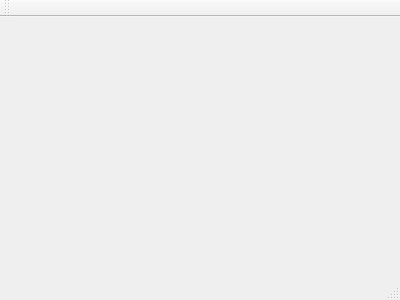
The window that testwindow.ui (eucpp/SoundSensor) describes before a commit, drawn with Qt 5.
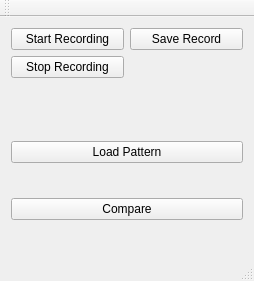
The same window after the commit.

```diff
--- a/testwindow.ui
+++ b/testwindow.ui
@@ -6,14 +6,100 @@
    <rect>
     <x>0</x>
     <y>0</y>
-    <width>400</width>
-    <height>300</height>
+    <width>254</width>
+    <height>281</height>
    </rect>
   </property>
   <property name="windowTitle">
    <string>TestWindow</string>
   </property>
-  <widget class="QWidget" name="centralWidget"/>
+  <widget class="QWidget" name="centralWidget">
+   <layout class="QGridLayout" name="gridLayout">
+    <item row="0" column="0">
+     <layout class="QHBoxLayout" name="horizontalLayout">
+      <item>
+       <layout class="QVBoxLayout" name="verticalLayout">
+        <item>
+         <widget class="QPushButton" name="startButton">
+          <property name="text">
+           <string>Start Recording</string>
+          </property>
+         </widget>
+        </item>
+        <item>
+         <widget class="QPushButton" name="stopButton">
+          <property name="text">
+           <string>Stop Recording</string>
+          </property>
+         </widget>
+        </item>
+        <item>
+         <widget class="QLabel" name="recordLabel">
+          <property name="text">
+           <string/>
+          </property>
+         </widget>
+        </item>
+       </layout>
+      </item>
+      <item>
+       <layout class="QVBoxLayout" name="verticalLayout_5">
+        <item>
+         <widget class="QPushButton" name="saveButton">
+          <property name="text">
+           <string>Save Record</string>
+          </property>
+         </widget>
+        </item>
+        <item>
+         <widget class="QLabel" name="saveLabel">
+          <property name="text">
+           <string/>
+          </property>
+         </widget>
+        </item>
+       </layout>
+      </item>
+     </layout>
+    </item>
+    <item row="1" column="0">
+     <layout class="QHBoxLayout" name="horizontalLayout_2">
+      <item>
+       <layout class="QVBoxLayout" name="verticalLayout_2">
+        <item>
+         <widget class="QPushButton" name="loadButton">
+          <property name="text">
+           <string>Load Pattern</string>
+          </property>
+         </widget>
+        </item>
+        <item>
+         <widget class="QLabel" name="loadLabel">
+          <property name="text">
+           <string/>
+          </property>
+         </widget>
+        </item>
+        <item>
+         <widget class="QPushButton" name="compareButton">
+          <property name="text">
+           <string>Compare</string>
+          </property>
+         </widget>
+        </item>
+        <item>
+         <widget class="QLabel" name="compareLabel">
+          <property name="text">
+           <string/>
+          </property>
+         </widget>
+        </item>
+       </layout>
+      </item>
+     </layout>
+    </item>
+   </layout>
+  </widget>
   <widget class="QMenuBar" name="menuBar">
    <property name="geometry">
     <rect>
```
Left out of the diff: 2 changed lines with no effect on the pictures.
